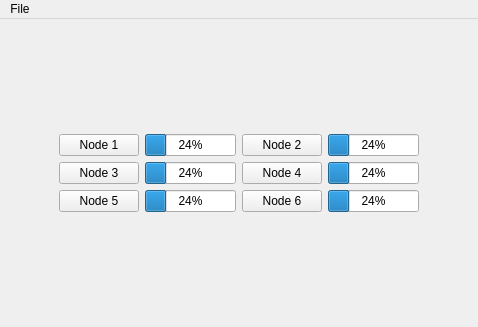
First picture: the form in Code/exp-design/clusterview.ui, repository economou/gpunit, before the edit.
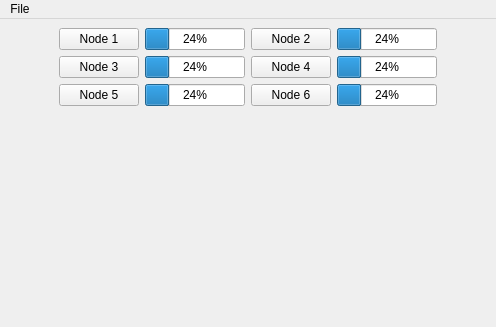
Second picture: the form after the edit. Custom widgets are drawn as their Qt base class.

Commit message: Added some new classes to the UI for nodes.

```diff
--- a/Code/exp-design/clusterview.ui
+++ b/Code/exp-design/clusterview.ui
@@ -6,7 +6,7 @@
    <rect>
     <x>0</x>
     <y>0</y>
-    <width>456</width>
+    <width>496</width>
     <height>327</height>
    </rect>
   </property>
@@ -107,6 +107,9 @@
         </property>
        </widget>
       </item>
+      <item row="3" column="0">
+       <widget class="Node" name="widget" native="true"/>
+      </item>
      </layout>
     </item>
    </layout>
@@ -116,8 +119,8 @@
     <rect>
      <x>0</x>
      <y>0</y>
-     <width>456</width>
-     <height>21</height>
+     <width>496</width>
+     <height>24</height>
     </rect>
    </property>
    <widget class="QMenu" name="menuFile">
@@ -137,6 +140,14 @@
    </property>
   </action>
  </widget>
+ <customwidgets>
+  <customwidget>
+   <class>Node</class>
+   <extends>QWidget</extends>
+   <header>node.hpp</header>
+   <container>1</container>
+  </customwidget>
+ </customwidgets>
  <resources/>
  <connections>
   <connection>
```
The commit also changes 6 other files.
